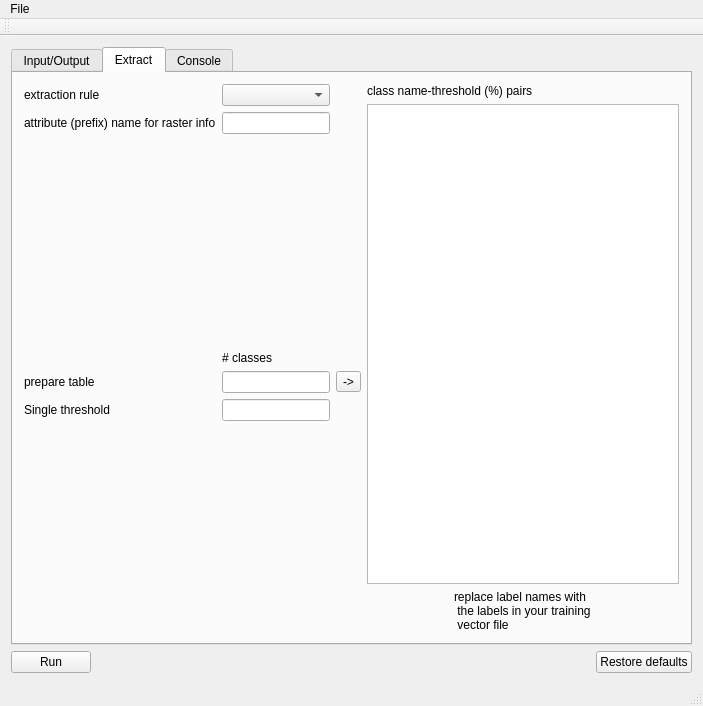
gitGNU/gnu_pktools, file qt/pkextract_gui/mainwindow.ui: the form before one commit.
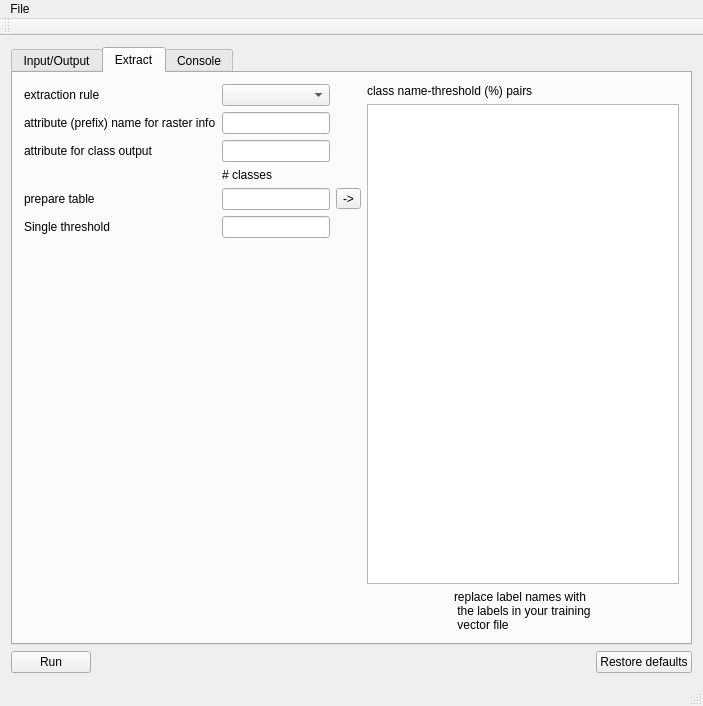
The form after the commit. The open tabs and pages were chosen to show the change.

```diff
--- a/qt/pkextract_gui/mainwindow.ui
+++ b/qt/pkextract_gui/mainwindow.ui
@@ -158,19 +158,6 @@
             <item row="1" column="1">
              <widget class="QLineEdit" name="bname"/>
             </item>
-            <item row="2" column="1">
-             <spacer name="verticalSpacer">
-              <property name="orientation">
-               <enum>Qt::Vertical</enum>
-              </property>
-              <property name="sizeHint" stdset="0">
-               <size>
-                <width>20</width>
-                <height>40</height>
-               </size>
-              </property>
-             </spacer>
-            </item>
             <item row="4" column="0">
              <widget class="QLabel" name="label_20">
               <property name="toolTip">
@@ -257,6 +244,16 @@
               </property>
              </spacer>
             </item>
+            <item row="2" column="0">
+             <widget class="QLabel" name="label_5">
+              <property name="text">
+               <string>attribute for class output</string>
+              </property>
+             </widget>
+            </item>
+            <item row="2" column="1">
+             <widget class="QLineEdit" name="cname"/>
+            </item>
            </layout>
           </item>
           <item>
```
Left out of the diff: 5 changed lines with no effect on the pictures.
